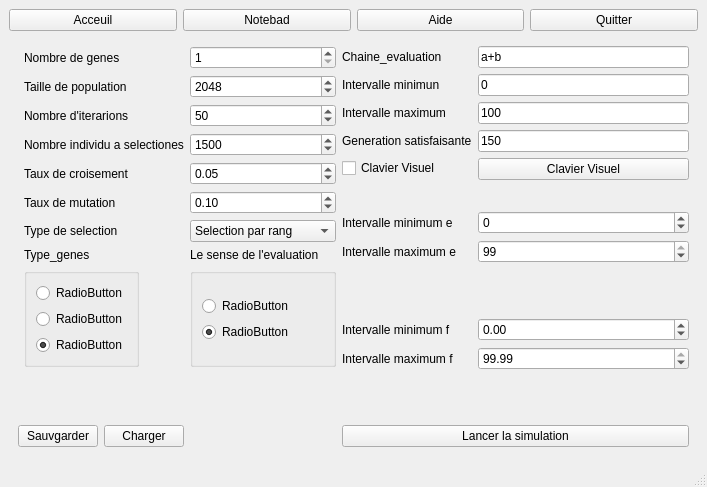
Before: the Qt Designer form AlgorithmeGenetique/OP/modelisationprblm.ui in AlgorithmeGenetiqueGenerique/Projet, drawn with Qt 5.
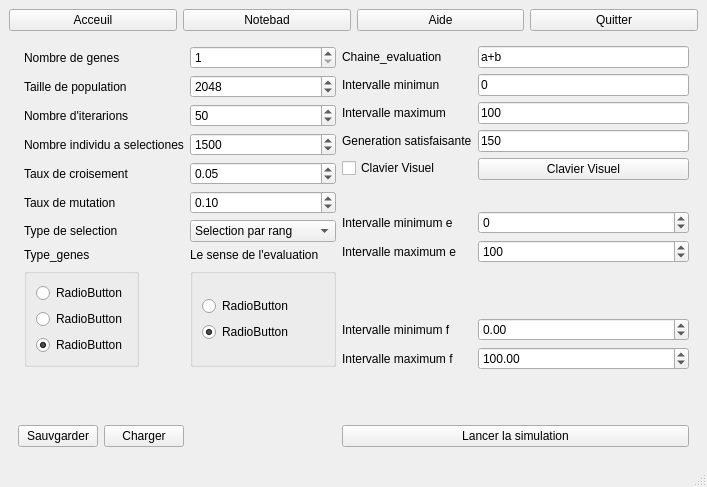
After: the same form once the commit is applied.

```diff
--- a/AlgorithmeGenetique/OP/modelisationprblm.ui
+++ b/AlgorithmeGenetique/OP/modelisationprblm.ui
@@ -464,6 +464,9 @@
               <property name="minimum">
                <number>-1000000</number>
               </property>
+              <property name="maximum">
+               <number>1000000</number>
+              </property>
               <property name="value">
                <number>100</number>
               </property>
@@ -484,6 +487,9 @@
               <property name="minimum">
                <double>-1000000.000000000000000</double>
               </property>
+              <property name="maximum">
+               <double>1000000.000000000000000</double>
+              </property>
               <property name="value">
                <double>100.000000000000000</double>
               </property>
```
Left out of the diff: 3 changed lines with no effect on the pictures.
